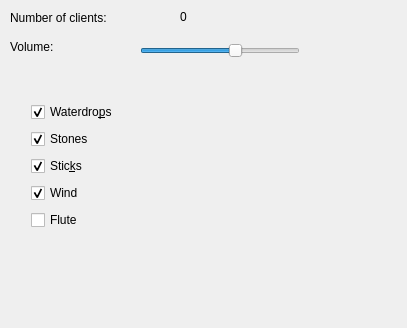
Qt form waiting-server/waitingwindow.ui (tarmoj/waiting-game) before a commit.
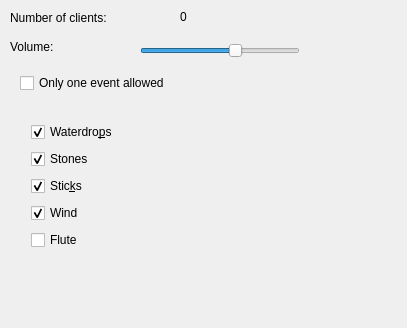
The same form after that commit.

```diff
--- a/waiting-server/waitingwindow.ui
+++ b/waiting-server/waitingwindow.ui
@@ -73,7 +73,7 @@
     <property name="geometry">
      <rect>
       <x>20</x>
-      <y>90</y>
+      <y>110</y>
       <width>124</width>
       <height>156</height>
      </rect>
@@ -131,6 +131,19 @@
      </item>
     </layout>
    </widget>
+   <widget class="QCheckBox" name="checkBox">
+    <property name="geometry">
+     <rect>
+      <x>20</x>
+      <y>70</y>
+      <width>271</width>
+      <height>26</height>
+     </rect>
+    </property>
+    <property name="text">
+     <string>Only one event allowed</string>
+    </property>
+   </widget>
   </widget>
  </widget>
  <layoutdefault spacing="6" margin="11"/>
```
